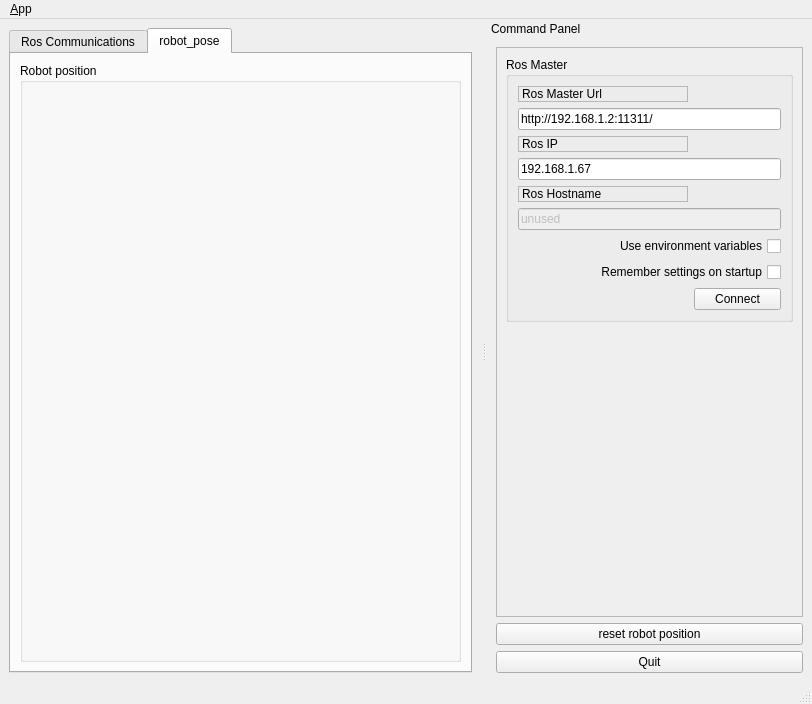
flame85/techx, file qtros/ui/main_window.ui: the form before one commit.
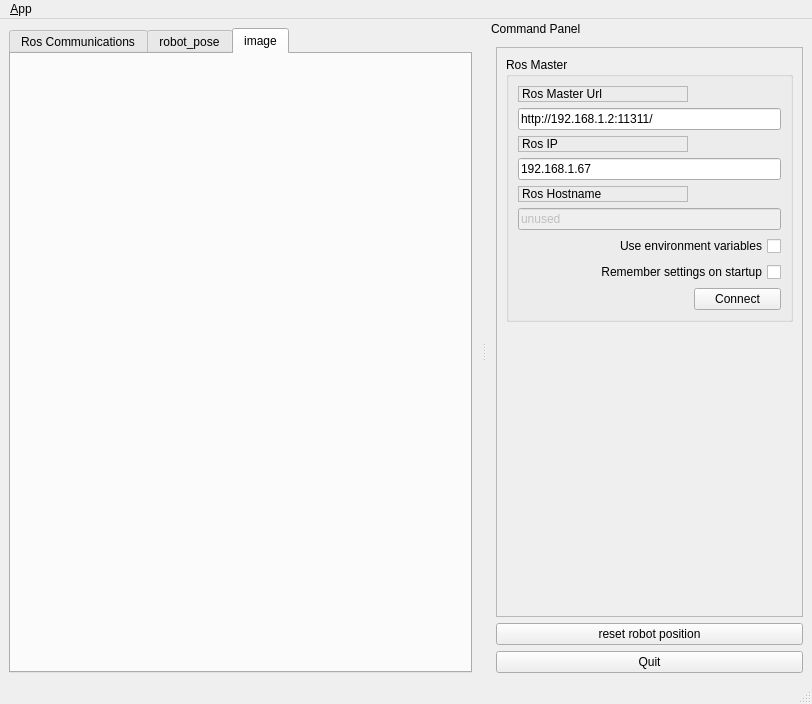
The form after the commit. Icons and pictures are not drawn. Custom widgets are drawn as their Qt base class.

The edit to the form file:
```diff
--- a/qtros/ui/main_window.ui
+++ b/qtros/ui/main_window.ui
@@ -43,7 +43,7 @@
        <enum>QTabWidget::Rounded</enum>
       </property>
       <property name="currentIndex">
-       <number>1</number>
+       <number>2</number>
       </property>
       <property name="documentMode">
        <bool>false</bool>
@@ -101,6 +101,43 @@
         </item>
        </layout>
       </widget>
+      <widget class="QWidget" name="tab">
+       <attribute name="title">
+        <string>image</string>
+       </attribute>
+       <widget class="QWidget" name="">
+        <property name="geometry">
+         <rect>
+          <x>10</x>
+          <y>10</y>
+          <width>441</width>
+          <height>211</height>
+         </rect>
+        </property>
+        <layout class="QHBoxLayout" name="horizontalLayout">
+         <item>
+          <widget class="QLabel" name="visual_label_l">
+           <property name="sizePolicy">
+            <sizepolicy hsizetype="Preferred" vsizetype="Preferred">
+             <horstretch>0</horstretch>
+             <verstretch>0</verstretch>
+            </sizepolicy>
+           </property>
+           <property name="text">
+            <string/>
+           </property>
+          </widget>
+         </item>
+         <item>
+          <widget class="QLabel" name="visual_label_r">
+           <property name="text">
+            <string/>
+           </property>
+          </widget>
+         </item>
+        </layout>
+       </widget>
+      </widget>
      </widget>
     </item>
    </layout>
```
Left out of the diff: 1 changed line with no effect on the pictures.
